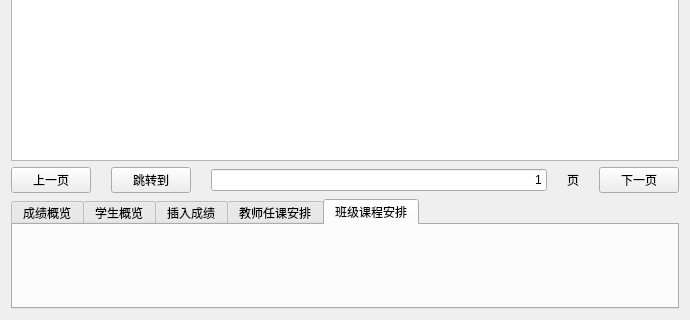
Old version of the form src/MainWindow.ui in the repository lixiao189/grade-manager; both pictures show x 0 to 690 and y 180 to 500 of the 690 by 500 pixel window.
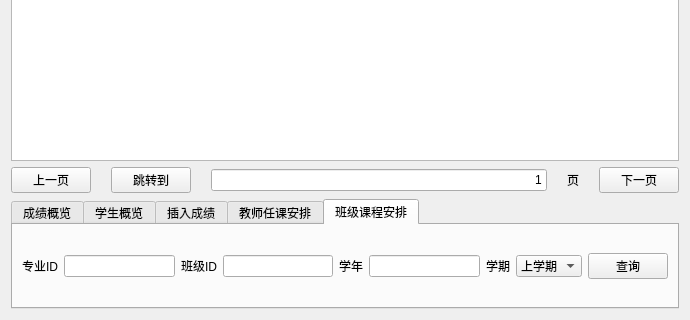
New version of the form. The open tabs and pages were chosen to show the change.

Commit message: class's lesson schedule query finished

Diff of the .ui file:
```diff
--- a/src/MainWindow.ui
+++ b/src/MainWindow.ui
@@ -231,6 +231,71 @@
       <attribute name="title">
        <string>班级课程安排</string>
       </attribute>
+      <layout class="QHBoxLayout" name="horizontalLayout_5">
+       <item>
+        <widget class="QLabel" name="label_6">
+         <property name="text">
+          <string>专业ID</string>
+         </property>
+        </widget>
+       </item>
+       <item>
+        <widget class="QLineEdit" name="schedule_majorid_input"/>
+       </item>
+       <item>
+        <widget class="QLabel" name="label_7">
+         <property name="text">
+          <string>班级ID</string>
+         </property>
+        </widget>
+       </item>
+       <item>
+        <widget class="QLineEdit" name="schedule_classid_input"/>
+       </item>
+       <item>
+        <widget class="QLabel" name="label_8">
+         <property name="text">
+          <string>学年</string>
+         </property>
+        </widget>
+       </item>
+       <item>
+        <widget class="QLineEdit" name="schedule_year_input"/>
+       </item>
+       <item>
+        <widget class="QLabel" name="label_9">
+         <property name="text">
+          <string>学期</string>
+         </property>
+        </widget>
+       </item>
+       <item>
+        <widget class="QComboBox" name="schedule_term_input">
+         <item>
+          <property name="text">
+           <string>上学期</string>
+          </property>
+         </item>
+         <item>
+          <property name="text">
+           <string>下学期</string>
+          </property>
+         </item>
+         <item>
+          <property name="text">
+           <string>短学期</string>
+          </property>
+         </item>
+        </widget>
+       </item>
+       <item>
+        <widget class="QPushButton" name="schedule_lesson_button">
+         <property name="text">
+          <string>查询</string>
+         </property>
+        </widget>
+       </item>
+      </layout>
      </widget>
     </widget>
    </item>
```
Left out of the diff: 2 changed lines with no effect on the pictures. The commit also changes 4 other files.
